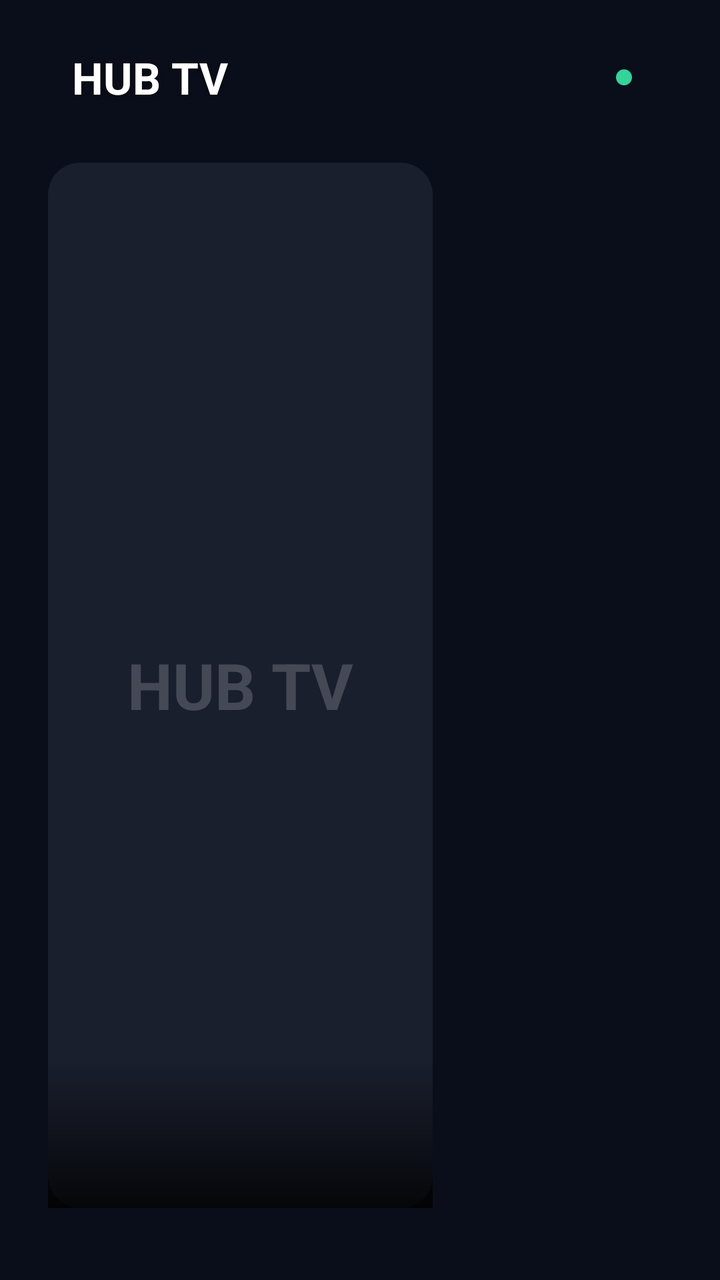
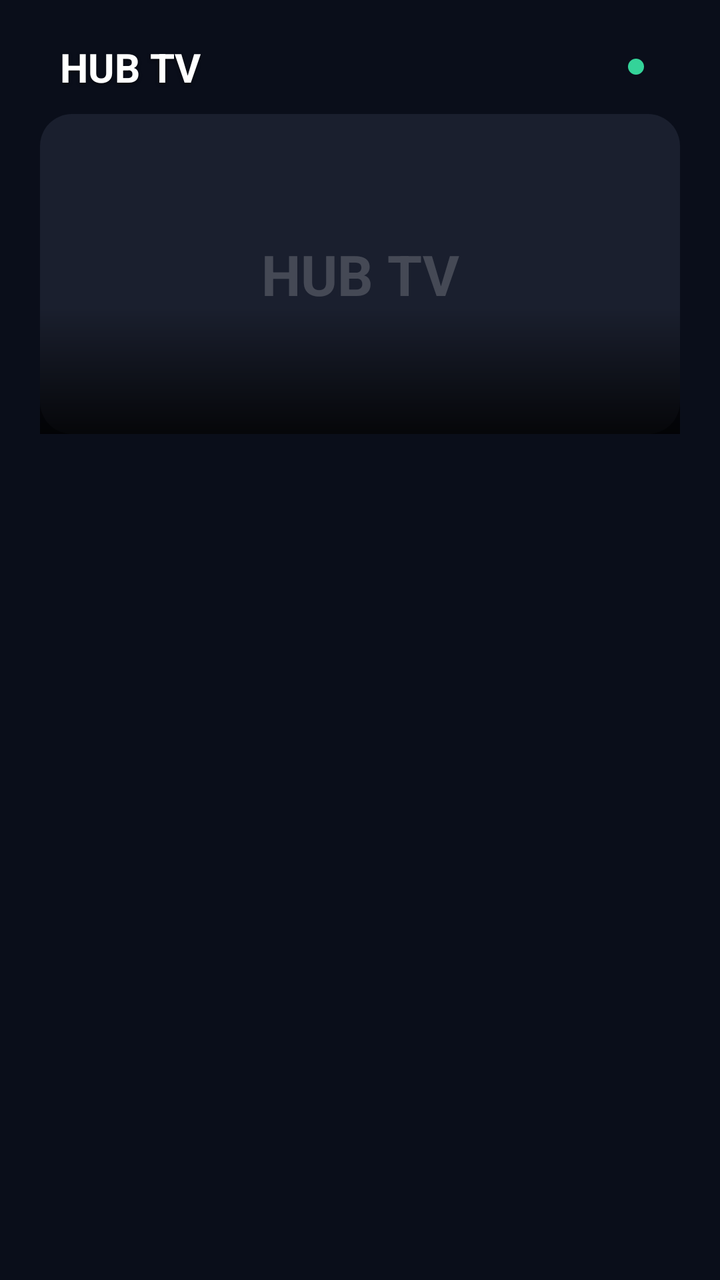

Two renders of the same Android screen: before a commit and after it. Below are the layout's source before the change and the commit's diff.
<!-- AndroidManifest.xml: application theme Theme.Agent -->
<!-- res/layout/activity_launcher.xml -->
<?xml version="1.0" encoding="utf-8"?>
<FrameLayout xmlns:android="http://schemas.android.com/apk/res/android"
    android:layout_width="match_parent"
    android:layout_height="match_parent"
    android:background="#0A0E1A">

    
    <View
        android:id="@+id/fundo_gradiente"
        android:layout_width="match_parent"
        android:layout_height="match_parent" />

    <LinearLayout
        android:layout_width="match_parent"
        android:layout_height="match_parent"
        android:orientation="vertical"
        android:padding="24dp">

        
        <LinearLayout
            android:layout_width="match_parent"
            android:layout_height="wrap_content"
            android:orientation="horizontal"
            android:gravity="center_vertical"
            android:layout_marginBottom="16dp">

            <ImageView
                android:id="@+id/logo"
                android:layout_width="40dp"
                android:layout_height="40dp"
                android:scaleType="fitCenter"
                android:visibility="gone" />

            <TextView
                android:id="@+id/nome_launcher"
                android:layout_width="wrap_content"
                android:layout_height="wrap_content"
                android:text="HUB TV"
                android:textColor="#FFFFFF"
                android:textSize="22sp"
                android:textStyle="bold"
                android:layout_marginStart="12dp"
                android:shadowColor="#80000000"
                android:shadowDx="0"
                android:shadowDy="2"
                android:shadowRadius="4" />

            
            <LinearLayout
                android:id="@+id/sistema_atalhos"
                android:layout_width="0dp"
                android:layout_weight="1"
                android:layout_height="wrap_content"
                android:orientation="horizontal"
                android:gravity="center_vertical"
                android:layout_marginStart="16dp"
                android:layout_marginEnd="16dp" />

            
            <View
                android:id="@+id/indicador_status"
                android:layout_width="8dp"
                android:layout_height="8dp"
                android:layout_marginEnd="8dp"
                android:background="@drawable/circulo_verde" />

            <TextView
                android:id="@+id/relogio"
                android:layout_width="wrap_content"
                android:layout_height="wrap_content"
                android:textColor="#B0FFFFFF"
                android:textSize="16sp"
                android:fontFamily="sans-serif-light" />

            <TextView
                android:id="@+id/data"
                android:layout_width="wrap_content"
                android:layout_height="wrap_content"
                android:textColor="#70FFFFFF"
                android:textSize="12sp"
                android:layout_marginStart="12dp" />
        </LinearLayout>

        
        <LinearLayout
            android:layout_width="match_parent"
            android:layout_height="0dp"
            android:layout_weight="1"
            android:orientation="horizontal">

            
            <LinearLayout
                android:layout_width="0dp"
                android:layout_weight="1.3"
                android:layout_height="match_parent"
                android:orientation="vertical"
                android:layout_marginEnd="16dp">

                
                <HorizontalScrollView
                    android:id="@+id/categorias_scroll"
                    android:layout_width="match_parent"
                    android:layout_height="wrap_content"
                    android:scrollbars="none"
                    android:layout_marginBottom="12dp">

                    <LinearLayout
                        android:id="@+id/categorias_container"
                        android:layout_width="wrap_content"
                        android:layout_height="wrap_content"
                        android:orientation="horizontal" />
                </HorizontalScrollView>

                
                <FrameLayout
                    android:id="@+id/banner_container"
                    android:layout_width="match_parent"
                    android:layout_height="0dp"
                    android:layout_weight="1"
                    android:background="@drawable/card_bg"
                    android:clipChildren="true"
                    android:clipToPadding="true">

                    <ImageView
                        android:id="@+id/banner_imagem"
                        android:layout_width="match_parent"
                        android:layout_height="match_parent"
                        android:scaleType="centerCrop"
                        android:visibility="gone" />

                    <LinearLayout
                        android:id="@+id/banner_overlay"
                        android:layout_width="match_parent"
                        android:layout_height="wrap_content"
                        android:layout_gravity="bottom"
                        android:orientation="vertical"
                        android:padding="16dp"
                        android:background="@drawable/gradiente_inferior">

                        <TextView
                            android:id="@+id/banner_titulo"
                            android:layout_width="wrap_content"
                            android:layout_height="wrap_content"
                            android:textColor="#FFFFFF"
                            android:textSize="18sp"
                            android:textStyle="bold"
                            android:shadowColor="#80000000"
                            android:shadowDx="0"
                            android:shadowDy="1"
                            android:shadowRadius="3" />

                        <TextView
                            android:id="@+id/banner_subtitulo"
                            android:layout_width="wrap_content"
                            android:layout_height="wrap_content"
                            android:textColor="#B0FFFFFF"
                            android:textSize="13sp"
                            android:layout_marginTop="2dp" />
                    </LinearLayout>

                    
                    <TextView
                        android:id="@+id/banner_placeholder"
                        android:layout_width="match_parent"
                        android:layout_height="match_parent"
                        android:gravity="center"
                        android:text="HUB TV"
                        android:textColor="#30FFFFFF"
                        android:textSize="32sp"
                        android:textStyle="bold" />
                </FrameLayout>
            </LinearLayout>

            
            <androidx.recyclerview.widget.RecyclerView
                android:id="@+id/apps_grid"
                android:layout_width="0dp"
                android:layout_weight="0.7"
                android:layout_height="match_parent"
                android:clipToPadding="false"
                android:padding="4dp" />
        </LinearLayout>

        
        <LinearLayout
            android:id="@+id/atalhos_container"
            android:layout_width="match_parent"
            android:layout_height="wrap_content"
            android:orientation="horizontal"
            android:gravity="start|center_vertical"
            android:layout_marginTop="12dp" />

    </LinearLayout>

    
    <FrameLayout
        android:id="@+id/tela_bloqueio"
        android:layout_width="match_parent"
        android:layout_height="match_parent"
        android:background="#E0000000"
        android:visibility="gone">

        <LinearLayout
            android:layout_width="wrap_content"
            android:layout_height="wrap_content"
            android:layout_gravity="center"
            android:gravity="center"
            android:orientation="vertical"
            android:padding="40dp">

            <TextView
                android:layout_width="wrap_content"
                android:layout_height="wrap_content"
                android:text="DISPOSITIVO BLOQUEADO"
                android:textColor="#F87171"
                android:textSize="24sp"
                android:textStyle="bold" />

            <TextView
                android:layout_width="wrap_content"
                android:layout_height="wrap_content"
                android:text="Entre em contato com seu revendedor"
                android:textColor="#80FFFFFF"
                android:textSize="14sp"
                android:layout_marginTop="8dp" />
        </LinearLayout>
    </FrameLayout>
</FrameLayout>
<!-- resources referenced by this layout -->
<resources>
  <!-- drawable card_bg (drawable) -->
  <?xml version="1.0" encoding="utf-8"?>
  <shape xmlns:android="http://schemas.android.com/apk/res/android"
      android:shape="rectangle">
      <solid android:color="#1A1F2E" />
      <corners android:radius="16dp" />
  </shape>
  <!-- drawable circulo_verde (drawable) -->
  <?xml version="1.0" encoding="utf-8"?>
  <shape xmlns:android="http://schemas.android.com/apk/res/android"
      android:shape="oval">
      <solid android:color="#34D399" />
      <size android:width="8dp" android:height="8dp" />
  </shape>
  <!-- drawable gradiente_inferior (drawable) -->
  <?xml version="1.0" encoding="utf-8"?>
  <shape xmlns:android="http://schemas.android.com/apk/res/android"
      android:shape="rectangle">
      <gradient
          android:angle="90"
          android:startColor="#CC000000"
          android:endColor="#00000000" />
  </shape>
  <style name="Theme.Agent" parent="Theme.Material3.Dark.NoActionBar">
          <item name="android:windowBackground">@color/fundo</item>
          <item name="colorPrimary">@color/accent</item>
          <item name="colorOnPrimary">#08130C</item>
          <item name="android:statusBarColor">@color/fundo</item>
          <item name="android:navigationBarColor">@color/fundo</item>
      </style>
  <color name="fundo">#0E1116</color>
  <color name="accent">#34D399</color>
</resources>

<!-- the commit's change to res/layout/activity_launcher.xml (unified diff, before → after) -->
@@ -10,11 +10,19 @@
         android:layout_width="match_parent"
         android:layout_height="match_parent" />
 
+    
+    <ImageView
+        android:id="@+id/fundo_imagem"
+        android:layout_width="match_parent"
+        android:layout_height="match_parent"
+        android:scaleType="centerCrop"
+        android:visibility="gone" />
+
     <LinearLayout
         android:layout_width="match_parent"
         android:layout_height="match_parent"
         android:orientation="vertical"
-        android:padding="24dp">
+        android:padding="20dp">
 
         
         <LinearLayout
@@ -22,12 +30,12 @@
             android:layout_height="wrap_content"
             android:orientation="horizontal"
             android:gravity="center_vertical"
-            android:layout_marginBottom="16dp">
+            android:layout_marginBottom="10dp">
 
             <ImageView
                 android:id="@+id/logo"
-                android:layout_width="40dp"
-                android:layout_height="40dp"
+                android:layout_width="36dp"
+                android:layout_height="36dp"
                 android:scaleType="fitCenter"
                 android:visibility="gone" />
 
@@ -37,9 +45,9 @@
                 android:layout_height="wrap_content"
                 android:text="HUB TV"
                 android:textColor="#FFFFFF"
-                android:textSize="22sp"
+                android:textSize="20sp"
                 android:textStyle="bold"
-                android:layout_marginStart="12dp"
+                android:layout_marginStart="10dp"
                 android:shadowColor="#80000000"
                 android:shadowDx="0"
                 android:shadowDy="2"
@@ -64,122 +72,99 @@
                 android:layout_marginEnd="8dp"
                 android:background="@drawable/circulo_verde" />
 
-            <TextView
-                android:id="@+id/relogio"
-                android:layout_width="wrap_content"
-                android:layout_height="wrap_content"
-                android:textColor="#B0FFFFFF"
-                android:textSize="16sp"
-                android:fontFamily="sans-serif-light" />
-
-            <TextView
-                android:id="@+id/data"
-                android:layout_width="wrap_content"
-                android:layout_height="wrap_content"
-                android:textColor="#70FFFFFF"
-                android:textSize="12sp"
-                android:layout_marginStart="12dp" />
+            
+            <LinearLayout
+                android:id="@+id/relogio_container"
+                android:layout_width="wrap_content"
+                android:layout_height="wrap_content"
+                android:orientation="horizontal"
+                android:gravity="center_vertical">
+
+                <TextView
+                    android:id="@+id/relogio"
+                    android:layout_width="wrap_content"
+                    android:layout_height="wrap_content"
+                    android:textColor="#B0FFFFFF"
+                    android:textSize="16sp"
+                    android:fontFamily="sans-serif-light" />
+
+                <TextView
+                    android:id="@+id/data"
+                    android:layout_width="wrap_content"
+                    android:layout_height="wrap_content"
+                    android:textColor="#70FFFFFF"
+                    android:textSize="12sp"
+                    android:layout_marginStart="10dp" />
+            </LinearLayout>
         </LinearLayout>
 
         
-        <LinearLayout
+        <FrameLayout
+            android:id="@+id/banner_container"
+            android:layout_width="match_parent"
+            android:layout_height="160dp"
+            android:background="@drawable/card_bg"
+            android:clipChildren="true"
+            android:clipToPadding="true"
+            android:layout_marginBottom="10dp">
+
+            <ImageView
+                android:id="@+id/banner_imagem"
+                android:layout_width="match_parent"
+                android:layout_height="match_parent"
+                android:scaleType="centerCrop"
+                android:visibility="gone" />
+
+            <LinearLayout
+                android:id="@+id/banner_overlay"
+                android:layout_width="match_parent"
+                android:layout_height="wrap_content"
+                android:layout_gravity="bottom"
+                android:orientation="vertical"
+                android:padding="12dp"
+                android:background="@drawable/gradiente_inferior">
+
+                <TextView
+                    android:id="@+id/banner_titulo"
+                    android:layout_width="wrap_content"
+                    android:layout_height="wrap_content"
+                    android:textColor="#FFFFFF"
+                    android:textSize="16sp"
+                    android:textStyle="bold"
+                    android:shadowColor="#80000000"
+                    android:shadowDx="0"
+                    android:shadowDy="1"
+                    android:shadowRadius="3" />
+
+                <TextView
+                    android:id="@+id/banner_subtitulo"
+                    android:layout_width="wrap_content"
+                    android:layout_height="wrap_content"
+                    android:textColor="#B0FFFFFF"
+                    android:textSize="12sp"
+                    android:layout_marginTop="2dp" />
+            </LinearLayout>
+
+            
+            <TextView
+                android:id="@+id/banner_placeholder"
+                android:layout_width="match_parent"
+                android:layout_height="match_parent"
+                android:gravity="center"
+                android:text="HUB TV"
+                android:textColor="#30FFFFFF"
+                android:textSize="28sp"
+                android:textStyle="bold" />
+        </FrameLayout>
+
+        
+        <androidx.recyclerview.widget.RecyclerView
+            android:id="@+id/apps_grid"
             android:layout_width="match_parent"
             android:layout_height="0dp"
             android:layout_weight="1"
-            android:orientation="horizontal">
-
-            
-            <LinearLayout
-                android:layout_width="0dp"
-                android:layout_weight="1.3"
-                android:layout_height="match_parent"
-                android:orientation="vertical"
-                android:layout_marginEnd="16dp">
-
-                
-                <HorizontalScrollView
-                    android:id="@+id/categorias_scroll"
-                    android:layout_width="match_parent"
-                    android:layout_height="wrap_content"
-                    android:scrollbars="none"
-                    android:layout_marginBottom="12dp">
-
-                    <LinearLayout
-                        android:id="@+id/categorias_container"
-                        android:layout_width="wrap_content"
-                        android:layout_height="wrap_content"
-                        android:orientation="horizontal" />
-                </HorizontalScrollView>
-
-                
-                <FrameLayout
-                    android:id="@+id/banner_container"
-                    android:layout_width="match_parent"
-                    android:layout_height="0dp"
-                    android:layout_weight="1"
-                    android:background="@drawable/card_bg"
-                    android:clipChildren="true"
-                    android:clipToPadding="true">
-
-                    <ImageView
-                        android:id="@+id/banner_imagem"
-                        android:layout_width="match_parent"
-                        android:layout_height="match_parent"
-                        android:scaleType="centerCrop"
-                        android:visibility="gone" />
-
-                    <LinearLayout
-                        android:id="@+id/banner_overlay"
-                        android:layout_width="match_parent"
-                        android:layout_height="wrap_content"
-                        android:layout_gravity="bottom"
-                        android:orientation="vertical"
-                        android:padding="16dp"
-                        android:background="@drawable/gradiente_inferior">
-
-                        <TextView
-                            android:id="@+id/banner_titulo"
-                            android:layout_width="wrap_content"
-                            android:layout_height="wrap_content"
-                            android:textColor="#FFFFFF"
-                            android:textSize="18sp"
-                            android:textStyle="bold"
-                            android:shadowColor="#80000000"
-                            android:shadowDx="0"
-                            android:shadowDy="1"
-                            android:shadowRadius="3" />
-
-                        <TextView
-                            android:id="@+id/banner_subtitulo"
-                            android:layout_width="wrap_content"
-                            android:layout_height="wrap_content"
-                            android:textColor="#B0FFFFFF"
-                            android:textSize="13sp"
-                            android:layout_marginTop="2dp" />
-                    </LinearLayout>
-
-                    
-                    <TextView
-                        android:id="@+id/banner_placeholder"
-                        android:layout_width="match_parent"
-                        android:layout_height="match_parent"
-                        android:gravity="center"
-                        android:text="HUB TV"
-                        android:textColor="#30FFFFFF"
-                        android:textSize="32sp"
-                        android:textStyle="bold" />
-                </FrameLayout>
-            </LinearLayout>
-
-            
-            <androidx.recyclerview.widget.RecyclerView
-                android:id="@+id/apps_grid"
-                android:layout_width="0dp"
-                android:layout_weight="0.7"
-                android:layout_height="match_parent"
-                android:clipToPadding="false"
-                android:padding="4dp" />
-        </LinearLayout>
+            android:clipToPadding="false"
+            android:padding="4dp" />
 
         
         <LinearLayout
@@ -188,9 +173,62 @@
             android:layout_height="wrap_content"
             android:orientation="horizontal"
             android:gravity="start|center_vertical"
-            android:layout_marginTop="12dp" />
+            android:layout_marginTop="8dp" />
 
     </LinearLayout>
+
+    
+    <FrameLayout
+        android:id="@+id/tela_ativacao"
+        android:layout_width="match_parent"
+        android:layout_height="match_parent"
+        android:background="#E0101828"
+        android:visibility="gone">
+
+        <LinearLayout
+            android:layout_width="wrap_content"
+            android:layout_height="wrap_content"
+            android:layout_gravity="center"
+            android:gravity="center"
+            android:orientation="vertical"
+            android:padding="40dp">
+
+            <TextView
+                android:layout_width="wrap_content"
+                android:layout_height="wrap_content"
+                android:text="ATIVACAO NECESSARIA"
+                android:textColor="#FBBF24"
+                android:textSize="22sp"
+                android:textStyle="bold" />
+
+            <TextView
+                android:layout_width="wrap_content"
+                android:layout_height="wrap_content"
+                android:text="Informe o codigo abaixo ao seu revendedor"
+                android:textColor="#80FFFFFF"
+                android:textSize="14sp"
+                android:layout_marginTop="8dp" />
+
+            <TextView
+                android:id="@+id/codigo_ativacao_display"
+                android:layout_width="wrap_content"
+                android:layout_height="wrap_content"
+                android:textColor="#22C55E"
+                android:textSize="48sp"
+                android:textStyle="bold"
+                android:letterSpacing="0.3"
+                android:layout_marginTop="20dp"
+                android:fontFamily="monospace" />
+
+            <TextView
+                android:id="@+id/ativacao_status_texto"
+                android:layout_width="wrap_content"
+                android:layout_height="wrap_content"
+                android:textColor="#60FFFFFF"
+                android:textSize="12sp"
+                android:layout_marginTop="12dp" />
+        </LinearLayout>
+    </FrameLayout>
 
     
     <FrameLayout
